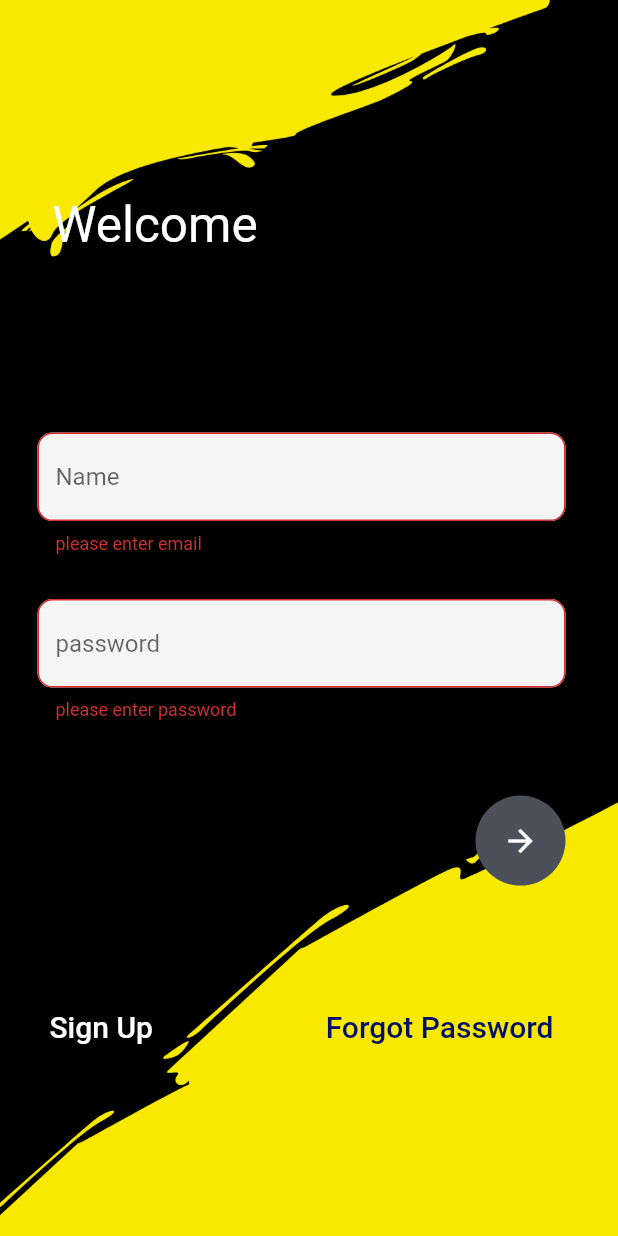
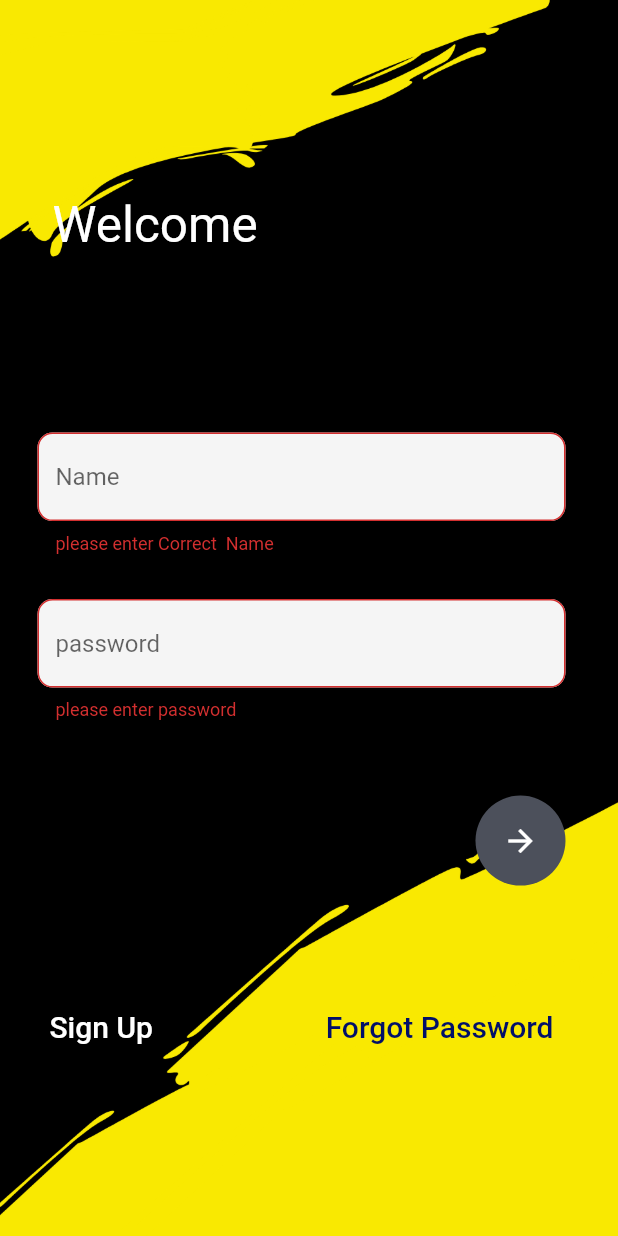
Before and after one commit to sayanths/movie_display_banglore_project, a Flutter app: the screen it shows after launch, after a tap on the "arrow forward" icon, on a phone screen of 412 x 824 dp. Run offline on Flutter 3.47's test engine with Material 2 defaults, Android fonts, the phone set to English and light mode, and no system bars; our stand-ins replace dio, google_fonts, hive, hive_flutter; accounts and stored records are empty.

Commit message:
ui changed

```diff
--- a/lib/app/login_page/view/login_page.dart
+++ b/lib/app/login_page/view/login_page.dart
@@ -41,7 +41,7 @@ class MyLogin extends StatelessWidget {
                           children: [
                             CustomTextFormFiled(
                                 validator: (value) =>
-                                    loginProvider.onEmailValidate(value),
+                                    loginProvider.onNameValidate(value),
                                 controller: loginProvider.nameController,
                                 title: 'Name',
                                 obscureText: false),
@@ -94,7 +94,6 @@ class MyLogin extends StatelessWidget {
                                     'Sign Up',
                                     textAlign: TextAlign.left,
                                     style: TextStyle(
-                                        //  decoration: TextDecoration.underline,
                                         color:
                                             Color.fromARGB(255, 255, 255, 255),
                                         fontSize: 20),
@@ -105,7 +104,6 @@ class MyLogin extends StatelessWidget {
                                     child: const Text(
                                       'Forgot Password',
                                       style: TextStyle(
-                                        //  decoration: TextDecoration.underline,
                                         color: Color.fromARGB(255, 1, 15, 105),
                                         fontSize: 20,
                                       ),
--- a/lib/app/login_page/view_model/login_page_controller.dart
+++ b/lib/app/login_page/view_model/login_page_controller.dart
@@ -11,12 +11,9 @@ class LoginPageController extends ChangeNotifier {
   final passwordController = TextEditingController();
   final loginKey = GlobalKey<FormState>();
 
-  onEmailValidate(String? value) {
+   onNameValidate(String? value) {
     if (value == null || value.isEmpty) {
-      return 'please enter email';
-    } else if (!RegExp(r'^[a-zA-Z0-9+_.-]+@[a-zA-Z0-9.-]+$').hasMatch(value) ||
-        value.length < 3) {
-      return 'please enter valid email';
+      return 'please enter Correct  Name';
     } else {
       return null;
     }
```
